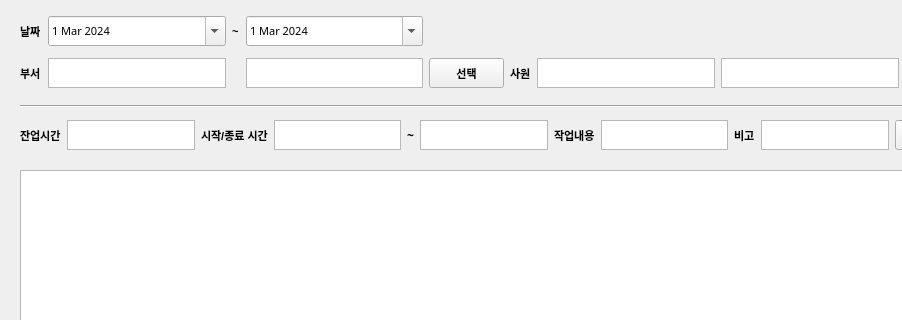
The window that overtime_v1.2/ui/emp_overtime_update.ui (RaineyLee/overtime) describes before a commit, drawn with Qt 5; both pictures show x 0 to 902 and y 0 to 320 of the 1080 by 810 pixel window.
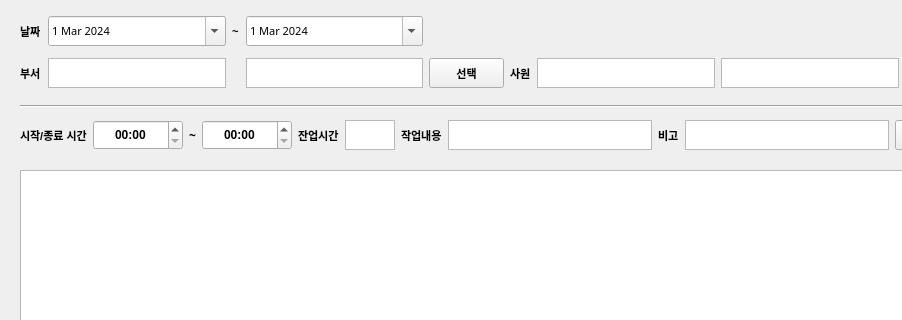
The same window after the commit.

Diff of the .ui file:
```diff
--- a/overtime_v1.2/ui/emp_overtime_update.ui
+++ b/overtime_v1.2/ui/emp_overtime_update.ui
@@ -454,51 +454,82 @@
     </rect>
    </property>
    <layout class="QGridLayout" name="gridLayout_2">
+    <item row="0" column="8">
+     <widget class="QLabel" name="lbl_select_file_9">
+      <property name="font">
+       <font>
+        <family>Arial</family>
+        <pointsize>8</pointsize>
+        <weight>75</weight>
+        <bold>true</bold>
+       </font>
+      </property>
+      <property name="text">
+       <string>비고</string>
+      </property>
+     </widget>
+    </item>
     <item row="0" column="2">
-     <widget class="QLabel" name="lbl_select_file_6">
+     <widget class="QLabel" name="label">
       <property name="font">
        <font>
-        <family>Arial</family>
-        <pointsize>8</pointsize>
+        <family>맑은 고딕</family>
         <weight>75</weight>
         <bold>true</bold>
        </font>
       </property>
       <property name="text">
-       <string>시작/종료 시간</string>
+       <string>~</string>
       </property>
      </widget>
     </item>
     <item row="0" column="5">
-     <widget class="QTextEdit" name="txt_to_time">
-      <property name="enabled">
-       <bool>true</bool>
-      </property>
+     <widget class="QTextEdit" name="txt_overtime">
       <property name="maximumSize">
        <size>
-        <width>16777215</width>
+        <width>50</width>
         <height>30</height>
        </size>
       </property>
       <property name="font">
        <font>
-        <family>맑은 고딕</family>
+        <family>Arial</family>
         <pointsize>10</pointsize>
-        <weight>50</weight>
-        <bold>false</bold>
+        <weight>75</weight>
+        <bold>true</bold>
        </font>
       </property>
-      <property name="lineWidth">
-       <number>1</number>
-      </property>
-      <property name="midLineWidth">
-       <number>0</number>
-      </property>
       <property name="tabChangesFocus">
        <bool>true</bool>
       </property>
       <property name="readOnly">
-       <bool>false</bool>
+       <bool>true</bool>
+      </property>
+     </widget>
+    </item>
+    <item row="0" column="1">
+     <widget class="QTimeEdit" name="time_start">
+      <property name="minimumSize">
+       <size>
+        <width>90</width>
+        <height>30</height>
+       </size>
+      </property>
+      <property name="font">
+       <font>
+        <family>Arial</family>
+        <weight>75</weight>
+        <bold>true</bold>
+       </font>
+      </property>
+      <property name="alignment">
+       <set>Qt::AlignCenter</set>
+      </property>
+      <property name="currentSection">
+       <enum>QDateTimeEdit::HourSection</enum>
+      </property>
+      <property name="displayFormat">
+       <string>HH:mm</string>
       </property>
      </widget>
     </item>
@@ -523,42 +554,6 @@
       </property>
      </widget>
     </item>
-    <item row="0" column="1">
-     <widget class="QTextEdit" name="txt_overtime">
-      <property name="maximumSize">
-       <size>
-        <width>16777215</width>
-        <height>30</height>
-       </size>
-      </property>
-      <property name="font">
-       <font>
-        <family>맑은 고딕</family>
-        <pointsize>10</pointsize>
-        <weight>50</weight>
-        <bold>false</bold>
-       </font>
-      </property>
-      <property name="tabChangesFocus">
-       <bool>true</bool>
-      </property>
-     </widget>
-    </item>
-    <item row="0" column="0">
-     <widget class="QLabel" name="lbl_select_file_10">
-      <property name="font">
-       <font>
-        <family>Arial</family>
-        <pointsize>8</pointsize>
-        <weight>75</weight>
-        <bold>true</bold>
-       </font>
-      </property>
-      <property name="text">
-       <string>잔업시간</string>
-      </property>
-     </widget>
-    </item>
     <item row="0" column="6">
      <widget class="QLabel" name="lbl_select_file_8">
       <property name="font">
@@ -574,98 +569,6 @@
       </property>
      </widget>
     </item>
-    <item row="0" column="4">
-     <widget class="QLabel" name="label">
-      <property name="font">
-       <font>
-        <family>맑은 고딕</family>
-        <weight>75</weight>
-        <bold>true</bold>
-       </font>
-      </property>
-      <property name="text">
-       <string>~</string>
-      </property>
-     </widget>
-    </item>
-    <item row="0" column="3">
-     <widget class="QTextEdit" name="txt_from_time">
-      <property name="maximumSize">
-       <size>
-        <width>16777215</width>
-        <height>30</height>
-       </size>
-      </property>
-      <property name="font">
-       <font>
-        <family>맑은 고딕</family>
-        <pointsize>10</pointsize>
-        <weight>50</weight>
-        <bold>false</bold>
-       </font>
-      </property>
-      <property name="tabChangesFocus">
-       <bool>true</bool>
-      </property>
-     </widget>
-    </item>
-    <item row="0" column="9">
-     <widget class="QTextEdit" name="txt_note">
-      <property name="maximumSize">
-       <size>
-        <width>16777215</width>
-        <height>30</height>
-       </size>
-      </property>
-      <property name="font">
-       <font>
-        <family>맑은 고딕</family>
-        <pointsize>10</pointsize>
-        <weight>50</weight>
-        <bold>false</bold>
-       </font>
-      </property>
-      <property name="tabChangesFocus">
-       <bool>true</bool>
-      </property>
-     </widget>
-    </item>
-    <item row="0" column="8">
-     <widget class="QLabel" name="lbl_select_file_9">
-      <property name="font">
-       <font>
-        <family>Arial</family>
-        <pointsize>8</pointsize>
-        <weight>75</weight>
-        <bold>true</bold>
-       </font>
-      </property>
-      <property name="text">
-       <string>비고</string>
-      </property>
-     </widget>
-    </item>
-    <item row="0" column="10">
-     <widget class="QPushButton" name="btn_update">
-      <property name="maximumSize">
-       <size>
-        <width>16777215</width>
-        <height>30</height>
-       </size>
-      </property>
-      <property name="font">
-       <font>
-        <family>Arial</family>
-        <pointsize>8</pointsize>
-        <weight>75</weight>
-        <bold>true</bold>
-       </font>
-      </property>
-      <property name="text">
-       <string>수정</string>
-      </property>
-     </widget>
-    </item>
     <item row="0" column="11">
      <widget class="QPushButton" name="btn_delete">
       <property name="maximumSize">
@@ -687,6 +590,104 @@
       </property>
      </widget>
     </item>
+    <item row="0" column="10">
+     <widget class="QPushButton" name="btn_update">
+      <property name="maximumSize">
+       <size>
+        <width>16777215</width>
+        <height>30</height>
+       </size>
+      </property>
+      <property name="font">
+       <font>
+        <family>Arial</family>
+        <pointsize>8</pointsize>
+        <weight>75</weight>
+        <bold>true</bold>
+       </font>
+      </property>
+      <property name="text">
+       <string>수정</string>
+      </property>
+     </widget>
+    </item>
+    <item row="0" column="4">
+     <widget class="QLabel" name="lbl_select_file_10">
+      <property name="font">
+       <font>
+        <family>Arial</family>
+        <pointsize>8</pointsize>
+        <weight>75</weight>
+        <bold>true</bold>
+       </font>
+      </property>
+      <property name="text">
+       <string>잔업시간</string>
+      </property>
+     </widget>
+    </item>
+    <item row="0" column="0">
+     <widget class="QLabel" name="lbl_select_file_6">
+      <property name="font">
+       <font>
+        <family>Arial</family>
+        <pointsize>8</pointsize>
+        <weight>75</weight>
+        <bold>true</bold>
+       </font>
+      </property>
+      <property name="text">
+       <string>시작/종료 시간</string>
+      </property>
+     </widget>
+    </item>
+    <item row="0" column="9">
+     <widget class="QTextEdit" name="txt_note">
+      <property name="maximumSize">
+       <size>
+        <width>16777215</width>
+        <height>30</height>
+       </size>
+      </property>
+      <property name="font">
+       <font>
+        <family>맑은 고딕</family>
+        <pointsize>10</pointsize>
+        <weight>50</weight>
+        <bold>false</bold>
+       </font>
+      </property>
+      <property name="tabChangesFocus">
+       <bool>true</bool>
+      </property>
+     </widget>
+    </item>
+    <item row="0" column="3">
+     <widget class="QTimeEdit" name="time_end">
+      <property name="minimumSize">
+       <size>
+        <width>90</width>
+        <height>30</height>
+       </size>
+      </property>
+      <property name="font">
+       <font>
+        <family>Arial</family>
+        <weight>75</weight>
+        <bold>true</bold>
+       </font>
+      </property>
+      <property name="alignment">
+       <set>Qt::AlignCenter</set>
+      </property>
+      <property name="currentSection">
+       <enum>QDateTimeEdit::HourSection</enum>
+      </property>
+      <property name="displayFormat">
+       <string>HH:mm</string>
+      </property>
+     </widget>
+    </item>
    </layout>
   </widget>
   <widget class="QTextEdit" name="txt_id">
```
Left out of the diff: 3 changed lines with no effect on the pictures.
